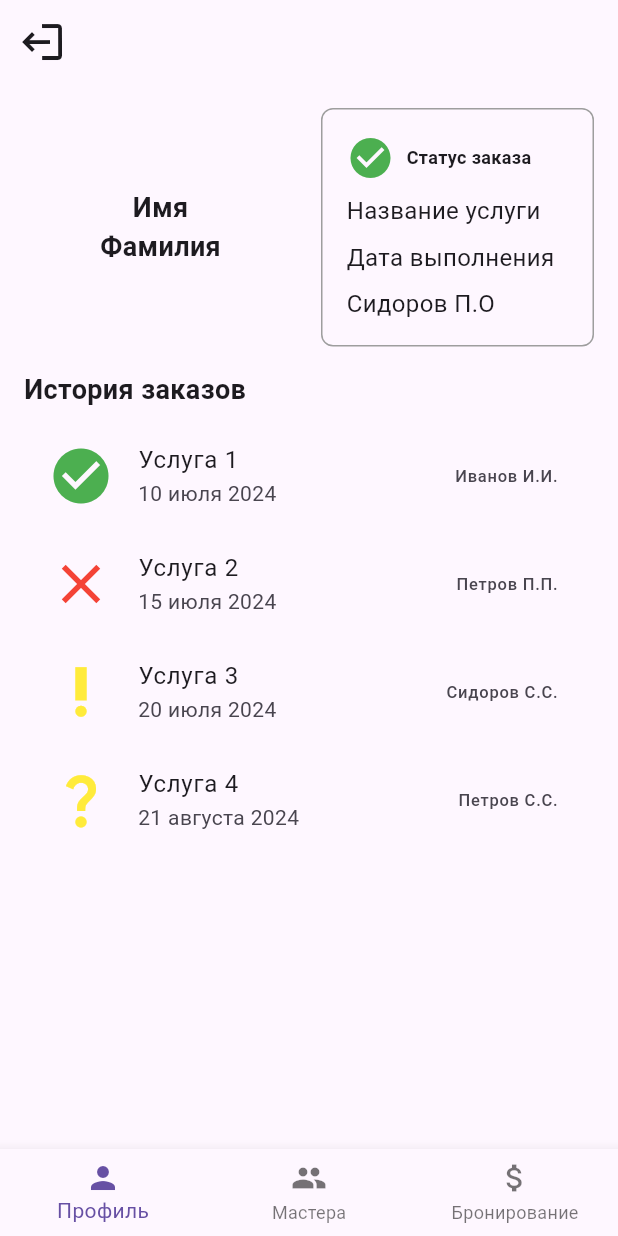
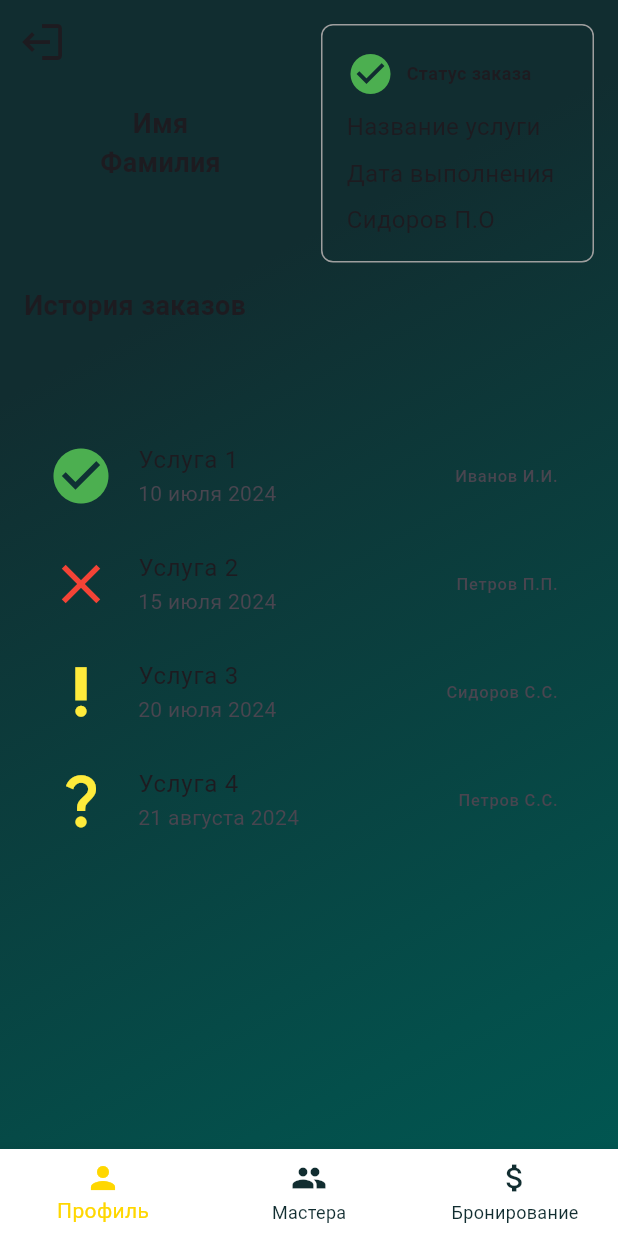
Before and after one commit to sskef-web/PasadenaMobileClient, a Flutter app: the HomePage screen opened directly with empty values, on a phone screen of 412 x 824 dp. Run offline on Flutter 3.47's test engine with Material 3 defaults, Android fonts, the phone set to English and light mode, and no system bars; our stand-ins replace email_validator, font_awesome_flutter, shared_preferences; accounts and stored records are empty; generated files the repository leaves out were written again; Roboto replaces fonts that are missing (Exo2).

Commit message:
Update authorization & home pages

```diff
--- a/lib/main.dart
+++ b/lib/main.dart
@@ -5,7 +5,6 @@
 import 'package:flutter_gen/gen_l10n/app_localizations.dart';
 import 'package:provider/provider.dart';
 
-String appTitle = "";
 String baseURL = 'https://sskef.site/api/';
 
 void main() {
@@ -33,7 +32,6 @@
               Locale('en', '')  // Английский
             ],
             locale: languageProvider.locale,
-            title: appTitle,
             theme: ThemeData(
               useMaterial3: true,
               fontFamily: 'Exo2',
--- a/lib/pages/homePage.dart
+++ b/lib/pages/homePage.dart
@@ -32,8 +32,10 @@ class _HomePageState extends State<HomePage> {
   @override
   Widget build(BuildContext context) {
     return Scaffold(
+      extendBodyBehindAppBar: true,
       appBar: AppBar(
-        title: Center(child: Text(appTitle)),
+        elevation: 0,
+        backgroundColor: Colors.transparent,
         leading: SizedBox(
           width: 48.0,
           height: 48.0,
@@ -43,44 +45,43 @@ class _HomePageState extends State<HomePage> {
               angle: 3.14,
               child: const Icon(Icons.logout),
             ),
-            onPressed: widget.logoutCallback,
+            onPressed: () {
+              setState(() {
+                widget.logoutCallback();
+              });
+            },
           ),
         ),
       ),
       body: _tabs[_currentIndex],
       bottomNavigationBar: BottomNavigationBar(
+        backgroundColor: Colors.white,
         currentIndex: _currentIndex,
         onTap: (index) {
           setState(() {
-          _currentIndex = index;
-          switch (_currentIndex) {
-            case 0:
-            appTitle = AppLocalizations.of(context)!.tabTitle1;
-            break;
-            case 1:
-            appTitle = AppLocalizations.of(context)!.tabTitle2;
-            break;
-            case 2:
-            appTitle = AppLocalizations.of(context)!.tabTitle3;
-            break;
-          }
-        });
-      },
-      items: [
+            _currentIndex = index;
+          });
+        },
+        selectedItemColor: const Color.fromRGBO(255, 215, 0, 1), // S
+        unselectedItemColor: const Color.fromRGBO(17, 45, 48, 1),// et the selected label color
+        items: [
           BottomNavigationBarItem(
-            icon: const Icon(Icons.person),
+            icon: const Icon(Icons.person, color: Color.fromRGBO(17, 45, 48, 1)),
             label: AppLocalizations.of(context)!.tabTitle1,
+            activeIcon: const Icon(Icons.person, color: Color.fromRGBO(255, 215, 0, 1)),
           ),
           BottomNavigationBarItem(
-            icon: const Icon(Icons.group),
+            icon: const Icon(Icons.group, color: Color.fromRGBO(17, 45, 48, 1)),
             label: AppLocalizations.of(context)!.tabTitle2,
+            activeIcon: const Icon(Icons.group, color: Color.fromRGBO(255, 215, 0, 1)),
           ),
           BottomNavigationBarItem(
-            icon: const Icon(Icons.attach_money),
+            icon: const Icon(Icons.attach_money, color: Color.fromRGBO(17, 45, 48, 1)),
             label: AppLocalizations.of(context)!.tabTitle3,
+            activeIcon: const Icon(Icons.attach_money, color: Color.fromRGBO(255, 215, 0, 1)),
           ),
         ],
-      )
+      ),
     );
   }
 }
--- a/lib/tabItems/tab1.dart
+++ b/lib/tabItems/tab1.dart
@@ -20,7 +20,21 @@ class _Tab1Page extends State<Tab1Page> {
   @override
   Widget build(BuildContext context) {
     return Scaffold(
-      body: Padding(
+      body: Container(
+        decoration: const BoxDecoration(
+          gradient: LinearGradient(
+            colors: [
+              Color(0xff112d30),
+              Color(0xff112d30),
+              Color(0xff044f4b),
+              Color(0xff015651),
+            ],
+            stops: [0.03, 0.27, 0.86, 1],
+            begin: Alignment.topLeft,
+            end: Alignment.bottomRight,
+          ),
+        ),
+        child: Padding(
           padding: const EdgeInsets.all(16.0),
           child: Column(
             crossAxisAlignment: CrossAxisAlignment.start,
@@ -131,6 +145,7 @@ class _Tab1Page extends State<Tab1Page> {
             ],
           ),
         ),
+      ),
     );
   }
 }
```
Also changed, not shown: lib/pages/authenticationPage.dart (+0 -26 lines), lib/pages/forgotPassPage.dart (+51 -7 lines), lib/pages/loginPage.dart (+12 -9 lines), lib/pages/resetPasswordPage.dart (+39 -8 lines), pubspec.lock, 3 other files. Lines whose indentation alone changed are shown as unchanged.
